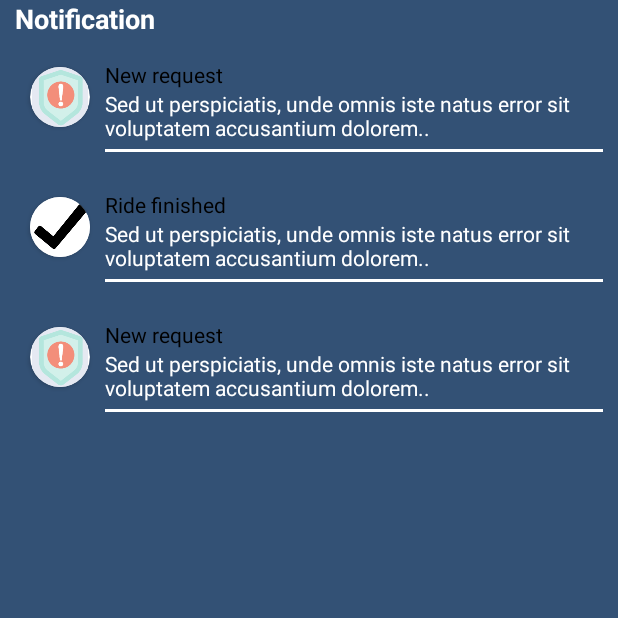
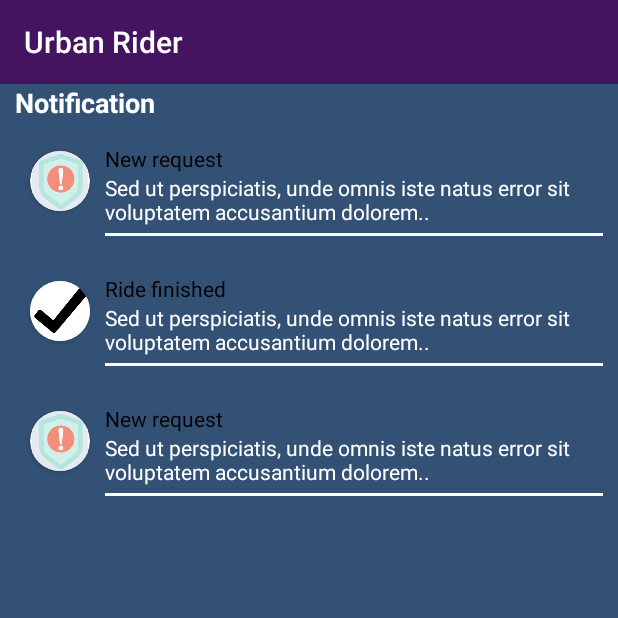
Before and after one commit to MarcusGitAccount/ECHIPA__12__PIU__2020, an Android app: the NotificationDriverActivity screen opened directly, with no data from a screen before it, on a phone screen of 412 x 824 dp, the top half of it. Run offline under Robolectric (Android 15) with nearby library versions, the phone set to English and light mode, and no system bars.

```diff
--- a/UrbanRider/app/src/main/AndroidManifest.xml
+++ b/UrbanRider/app/src/main/AndroidManifest.xml
@@ -14,8 +14,10 @@
         android:label="@string/app_name"
         android:roundIcon="@mipmap/ic_launcher_round"
         android:supportsRtl="true"
+
         android:theme="@style/AppTheme">
-        <activity android:name=".TicketsActivity"></activity>
+        <activity android:name=".TicketsActivity">
+        </activity>
         <!--
              The API key for Google Maps-based APIs is defined as a string resource.
              (See the file "res/values/google_maps_api.xml").
@@ -39,7 +41,7 @@
             </intent-filter>
         </activity>
         <activity android:name=".MainActivity" />
-        <activity android:name=".NotificationDriver" />
+        <activity android:name=".NotificationDriverActivity" />
     </application>
 
 </manifest>
--- a/UrbanRider/app/src/main/java/com/piu/urbanrider/NotificationDriver.kt
+++ b/UrbanRider/app/src/main/java/com/piu/urbanrider/NotificationDriverActivity.kt
@@ -2,20 +2,18 @@ package com.piu.urbanrider
 
 import androidx.appcompat.app.AppCompatActivity
 import android.os.Bundle
-import android.widget.TextView
-import androidx.appcompat.widget.Toolbar
 import androidx.recyclerview.widget.LinearLayoutManager
 import androidx.recyclerview.widget.RecyclerView
 import com.piu.urbanrider.adapters.NotificationAdapter
 import com.piu.urbanrider.models.Notifications
 
-class NotificationDriver : AppCompatActivity() {
+class NotificationDriverActivity : AppCompatActivity() {
     var notificationAdapter:NotificationAdapter? = null
     override fun onCreate(savedInstanceState: Bundle?) {
         super.onCreate(savedInstanceState)
         setContentView(R.layout.notifications_list)
         val recyclerRef = findViewById<RecyclerView>(R.id.notification_rv)
-        notificationAdapter = NotificationAdapter(this@NotificationDriver, Notifications().getNotifications())
+        notificationAdapter = NotificationAdapter(this@NotificationDriverActivity, Notifications().getNotifications())
         recyclerRef.adapter = notificationAdapter
         val linearLayoutManager = LinearLayoutManager(this)
         recyclerRef.layoutManager = linearLayoutManager
--- a/UrbanRider/app/src/main/res/layout/notifications_list.xml
+++ b/UrbanRider/app/src/main/res/layout/notifications_list.xml
@@ -4,13 +4,15 @@
     android:layout_height="match_parent"
     xmlns:tools="http://schemas.android.com/tools"
     xmlns:app="http://schemas.android.com/apk/res-auto"
-    tools:context=".NotificationDriver">
+    tools:context=".NotificationDriverActivity">
 
     <androidx.constraintlayout.widget.ConstraintLayout
         android:layout_width="match_parent"
         android:layout_height="match_parent">
 
-        <include layout="@layout/main_toolbar"/>
+        <include
+            android:id="@+id/toolbar_layout"
+            layout="@layout/main_toolbar"/>
 
         <TextView
             android:id="@id/title"
@@ -22,7 +24,7 @@
             android:textColor="@color/white"
             android:textSize="18sp"
             android:paddingLeft="10dp"
-            app:layout_constraintTop_toBottomOf="@id/main_toolbar"/>
+            app:layout_constraintTop_toBottomOf="@id/toolbar_layout"/>
         <androidx.recyclerview.widget.RecyclerView
             android:id="@+id/notification_rv"
             android:layout_width="match_parent"
```
Also changed, not shown: UrbanRider/app/src/main/java/com/piu/urbanrider/adapters/DrawerOptionAdapter.kt (+18 -6 lines), UrbanRider/app/src/main/res/layout/activity_tickets.xml (+5 -2 lines).
